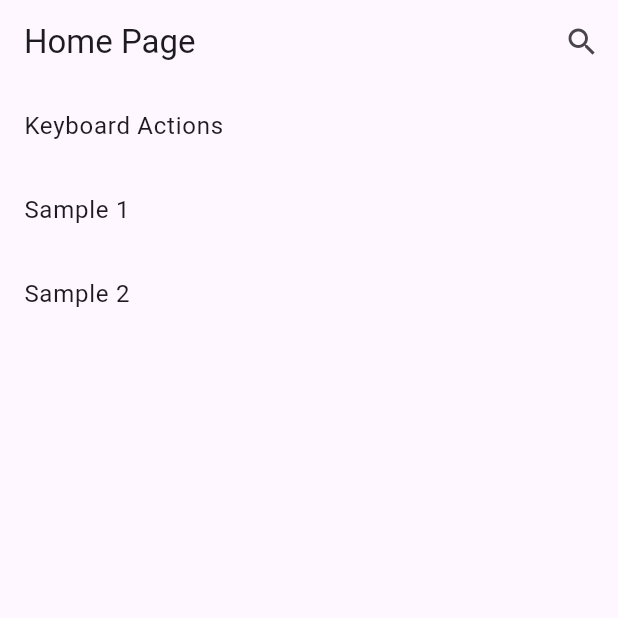
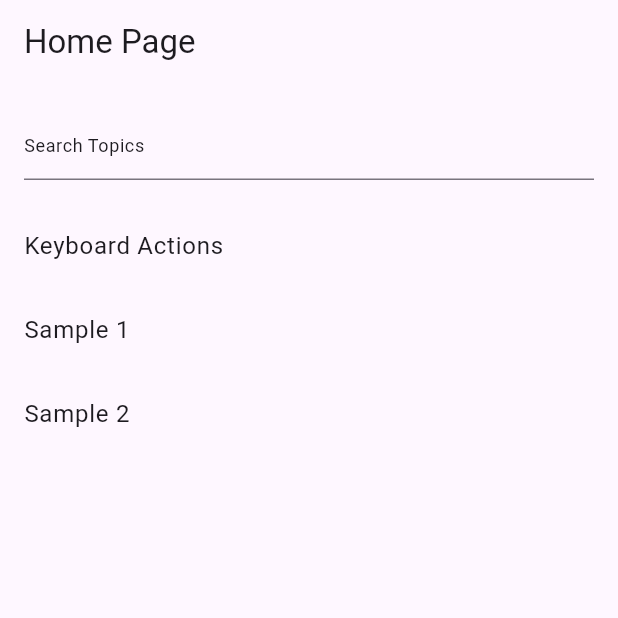
Before and after one commit to thangnguyen5878/flutter_lab, a Flutter app: the screen it shows after launch, on a phone screen of 412 x 824 dp, the top half of it. Run offline on Flutter 3.47's test engine with Material 3 defaults, Android fonts, the phone set to English and light mode, and no system bars; our stand-ins replace get, get_storage, keyboard_actions, logger, rxdart; missing offline and left inert: version.

Commit message:
build search topics function

```diff
--- a/lib/app.dart
+++ b/lib/app.dart
@@ -1,6 +1,7 @@
 import 'package:flutter/material.dart';
 import 'package:get/get.dart';
 
+import 'initial_bindings.dart';
 import 'topics/home/home_screen.dart';
 import 'utils/constants/text_strings.dart';
 import 'utils/theme/theme.dart';
@@ -15,7 +16,7 @@ class App extends StatelessWidget {
       theme: TAppTheme.lightTheme,
       darkTheme: TAppTheme.darkTheme,
       debugShowCheckedModeBanner: false,
-      // initialBinding: GeneralBindings(),
+      initialBinding: InitialBindings(),
       home: const HomeScreen(),
     );
   }
--- /dev/null
+++ b/lib/initial_bindings.dart
@@ -0,0 +1,9 @@
+import 'package:flutter_lab/topics/home/home_screen_controller.dart';
+import 'package:get/get.dart';
+
+class InitialBindings extends Bindings {
+  @override
+  void dependencies() {
+    Get.lazyPut(() => HomeScreenController());
+  }
+}
--- a/lib/topics/home/home_screen.dart
+++ b/lib/topics/home/home_screen.dart
@@ -3,46 +3,45 @@ import 'package:get/get.dart';
 
 import '../../models/topic.dart';
 import '../../utils/extensions/string_extenstion.dart';
+import 'home_screen_controller.dart';
 
-class HomeScreen extends StatefulWidget {
+class HomeScreen extends StatelessWidget {
   const HomeScreen({super.key});
 
   @override
-  _HomeScreenState createState() => _HomeScreenState();
-}
-
-class _HomeScreenState extends State<HomeScreen> {
-  bool _isSearching = false;
-  final TextEditingController _searchController = TextEditingController();
-
-  @override
   Widget build(BuildContext context) {
+    return GetBuilder<HomeScreenController>(
+      builder: (controller) {
         return Scaffold(
           appBar: AppBar(
-        title: _isSearching
-            ? TextField(
-                controller: _searchController,
-                onChanged: (String value) {
-                  // Gọi hàm lọc khi người dùng nhập từ khóa
+            title: const Text('Home Page'),
+          ),
+          body: Column(
+            children: [
+              Padding(
+                padding: const EdgeInsets.all(16),
+                child: Row(
+                  children: [
+                    Expanded(
+                      child: TextField(
+                        controller: controller.searchController,
+                        onChanged: (value) {
+                          controller.searchTopics(value);
                         },
-              )
-            : const Text('Home Page'),
-        actions: <Widget>[
-          if (!_isSearching)
-            IconButton(
-              icon: const Icon(Icons.search),
-              onPressed: () {
-                setState(() {
-                  _isSearching = true;
-                });
-              },
-            )
+                        decoration: InputDecoration(
+                          hintText: 'Search Topics',
+                          hintStyle: Theme.of(context).textTheme.bodySmall,
+                        ),
+                      ),
+                    ),
                   ],
                 ),
-      body: ListView.builder(
-        itemCount: Topic.data.length,
+              ),
+              Expanded(
+                child: ListView.builder(
+                  itemCount: controller.suggestions.length,
                   itemBuilder: (BuildContext context, int index) {
-          final Topic item = Topic.data[index];
+                    final Topic item = controller.suggestions[index];
                     return ListTile(
                       title: Text(item.title),
                       subtitle: item.description.isNotNullOrEmpty
@@ -54,6 +53,11 @@ class _HomeScreenState extends State<HomeScreen> {
                     );
                   },
                 ),
+              ),
+            ],
+          ),
+        );
+      },
     );
   }
 }
--- /dev/null
+++ b/lib/topics/home/home_screen_binding.dart
@@ -0,0 +1,11 @@
+import 'package:get/get.dart';
+import 'package:get/get_core/src/get_main.dart';
+
+import 'home_screen_controller.dart';
+
+class MyBinding extends Bindings {
+  @override
+  void dependencies() {
+    Get.lazyPut(() => HomeScreenController());
+  }
+}
--- a/lib/topics/home/home_screen_controller.dart
+++ b/lib/topics/home/home_screen_controller.dart
@@ -0,0 +1,19 @@
+import 'package:flutter/material.dart';
+import 'package:flutter_lab/models/topic.dart';
+import 'package:get/get.dart';
+
+class HomeScreenController extends GetxController {
+  final _searchController = TextEditingController();
+  var _suggestions = Topic.data;
+
+  TextEditingController get searchController => _searchController;
+  List<Topic> get suggestions => _suggestions;
+
+  void searchTopics(String keyword) {
+    final suggestions = Topic.data.where((topic) {
+      return topic.title.isCaseInsensitiveContains(keyword);
+    }).toList();
+    _suggestions = suggestions;
+    update();
+  }
+}
```
Lines whose indentation alone changed are shown as unchanged.
